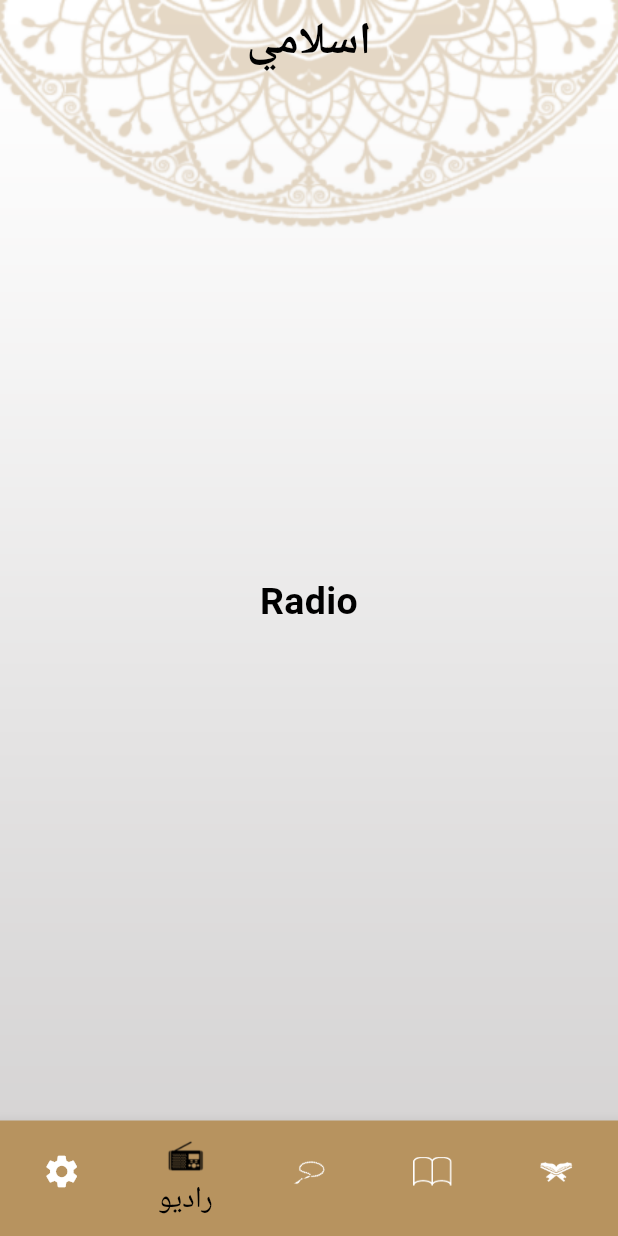
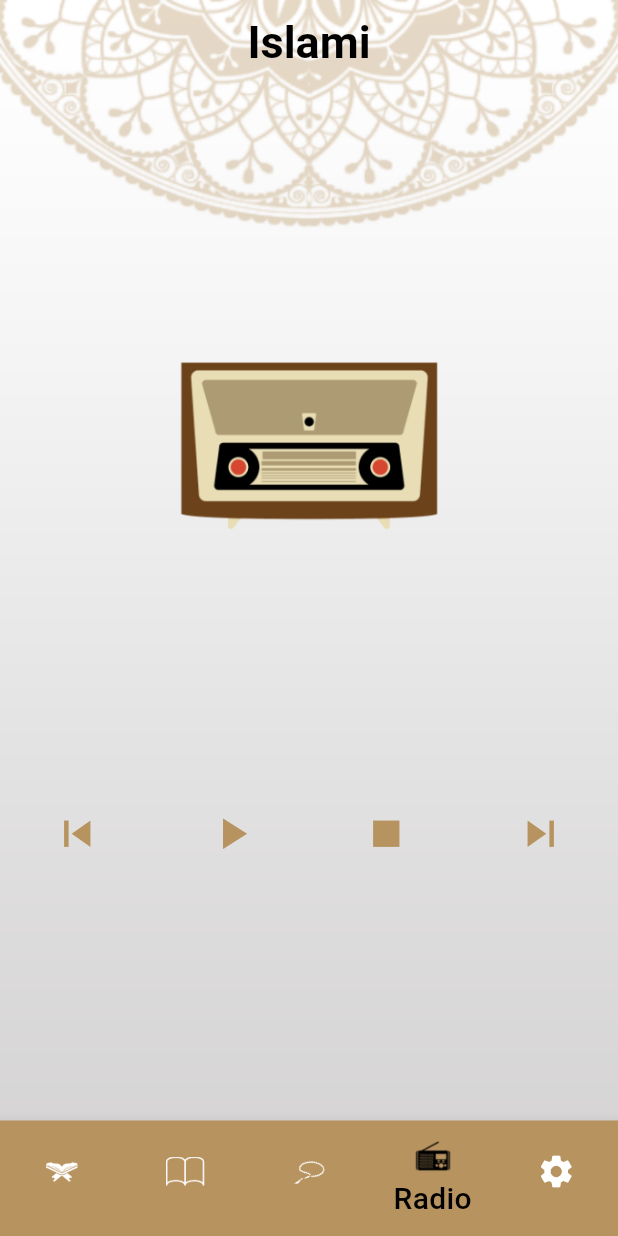
Before and after one commit to basmalahesham/islami_app, a Flutter app: the screen it shows after launch, item 4 of the bottom bar chosen, on a phone screen of 412 x 824 dp. Run offline on Flutter 3.47's test engine with Material 3 defaults, Android fonts, the phone set to English and light mode, and no system bars; generated files the repository leaves out were written again.

Commit message:
ui of radio_view.dart

```diff
--- a/lib/main.dart
+++ b/lib/main.dart
@@ -21,7 +21,7 @@ class MyApp extends StatelessWidget {
       theme: AppTheme.lightTheme,
       localizationsDelegates: AppLocalizations.localizationsDelegates,
       supportedLocales: AppLocalizations.supportedLocales,
-      locale: Locale('ar'),
+      locale: Locale('en'),
       initialRoute: SplashView.routeName,
       routes: {
         SplashView.routeName: (context) => const SplashView(),
--- a/lib/modules/radio/radio_view.dart
+++ b/lib/modules/radio/radio_view.dart
@@ -5,8 +5,31 @@ class RadioView extends StatelessWidget {
 
   @override
   Widget build(BuildContext context) {
-    return const Center(
-      child: Text('Radio'),
+    var theme = Theme.of(context);
+    return Container(
+      width: double.infinity,
+      child: Column(
+        crossAxisAlignment: CrossAxisAlignment.center,
+        children: [
+          Spacer(),
+          Image.asset(
+            'assets/images/radio_image.png',
+            width: 250,
+          ),
+          Spacer(),
+          Row(
+            mainAxisAlignment: MainAxisAlignment.spaceAround,
+            crossAxisAlignment: CrossAxisAlignment.center,
+            children: [
+              Icon(Icons.skip_previous,size: 35,color: theme.canvasColor,),
+              Icon(Icons.play_arrow,size: 35,color: theme.canvasColor,),
+              Icon(Icons.stop,size: 35,color: theme.canvasColor,),
+              Icon(Icons.skip_next,size: 35,color: theme.canvasColor,),
+            ],
+          ),
+          Spacer(),
+        ],
+      ),
     );
   }
 }
```
